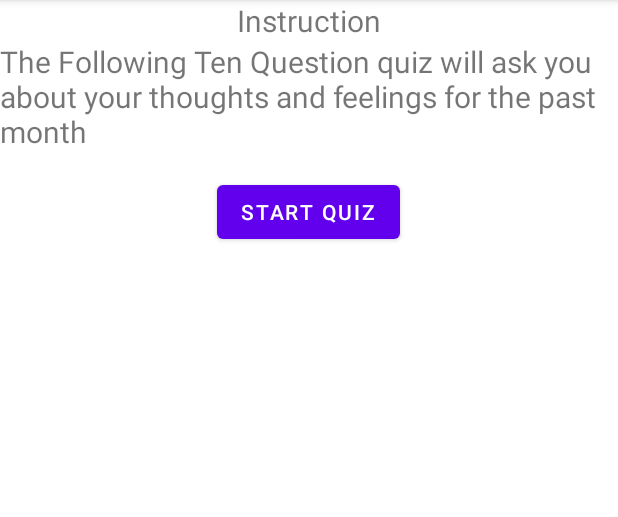
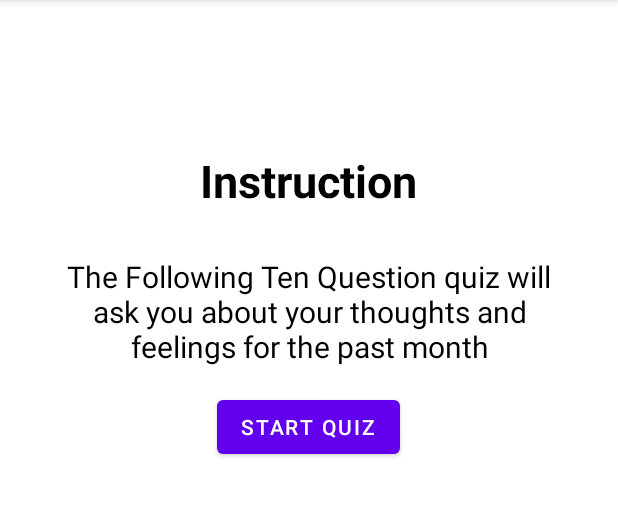
Before and after one commit to Yashcode1/stressmanagement, an Android app: the QuestionnaireStart screen opened directly, with no data from a screen before it, on a phone screen of 412 x 824 dp, the part 84-601 px from its top. Run offline under Robolectric (Android 15) with nearby library versions, the phone set to English and light mode, and no system bars; 1 statement that could not run was skipped.

```diff
--- a/app/src/main/java/com/example/myapplication/QuestionnaireStart.java
+++ b/app/src/main/java/com/example/myapplication/QuestionnaireStart.java
@@ -13,7 +13,7 @@ public class QuestionnaireStart extends AppCompatActivity {
     protected void onCreate(Bundle savedInstanceState) {
         super.onCreate(savedInstanceState);
         setContentView(R.layout.activity_questionnaire_start);
-        Button buttonn = findViewById(R.id.buttonn);
+        Button buttonn = findViewById(R.id.button);
 
         buttonn.setOnClickListener(new View.OnClickListener() {
             @Override
--- a/app/src/main/res/layout/activity_questionnaire_end.xml
+++ b/app/src/main/res/layout/activity_questionnaire_end.xml
@@ -50,6 +50,7 @@
             android:layout_margin="10dp"/>
 
         <TextView
+            android:id="@+id/stressleveltxt"
             android:layout_width="wrap_content"
             android:layout_height="wrap_content"
             android:text="High Stress"
--- a/app/src/main/res/layout/activity_questionnaire_start.xml
+++ b/app/src/main/res/layout/activity_questionnaire_start.xml
@@ -8,23 +8,39 @@ android:layout_height="wrap_content"
 android:orientation="vertical"
 android:gravity="center_horizontal"
 tools:context=".QuestionnaireStart">
+    <LinearLayout
+        android:layout_marginLeft="30dp"
+        android:layout_marginRight="30dp"
+        android:layout_marginTop="50dp"
+        android:layout_width="wrap_content"
+        android:layout_height="wrap_content"
+        android:orientation="vertical"
+        android:gravity="center_horizontal">
+
         <TextView
+            android:layout_marginTop="50dp"
             android:layout_gravity="center_horizontal"
             android:layout_width="wrap_content"
             android:layout_height="wrap_content"
             android:text="Instruction"
-    android:textSize="20dp"/>
+            android:textColor="@color/black"
+            android:textStyle="bold"
+            android:textSize="30dp"/>
 
         <TextView
+            android:layout_marginTop="30dp"
             android:layout_gravity="center_horizontal"
             android:layout_width="wrap_content"
             android:layout_height="wrap_content"
+            android:textColor="@color/black"
+            android:textAlignment="center"
             android:text="The Following Ten Question quiz will ask you about your thoughts and feelings for the past month"
             android:textSize="20dp"/>
 
 
         <Button
-    android:id="@+id/buttonn"
+            android:layout_marginTop="40dp"
+            android:id="@+id/startbutton"
             android:layout_width="wrap_content"
             android:layout_height="wrap_content"
             android:layout_margin="16dp"
@@ -32,3 +48,6 @@ tools:context=".QuestionnaireStart">
 
 
     </LinearLayout>
+
+
+</LinearLayout>
```
Also changed, not shown: app/src/main/java/com/example/myapplication/PerceivedStressActivity.java (+8 -7 lines), app/src/main/java/com/example/myapplication/QuestionnaireEnd.java (+8 -5 lines), app/src/main/res/layout/activity_perceived_stress.xml (+36 -30 lines). Lines whose indentation alone changed are shown as unchanged.
